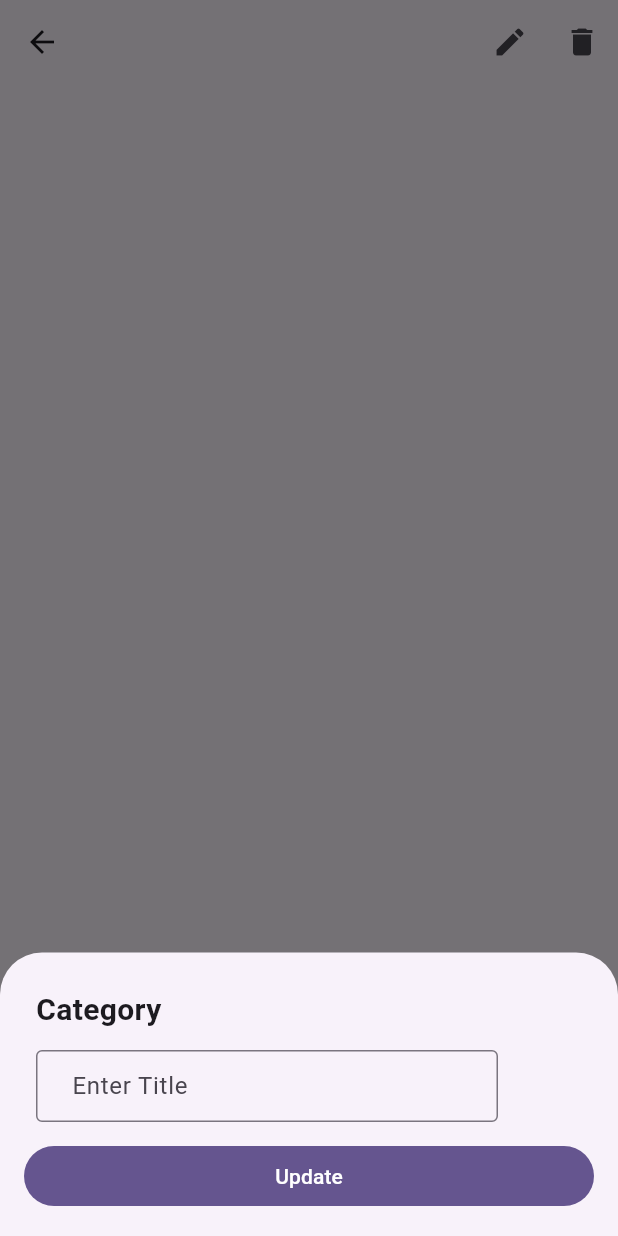
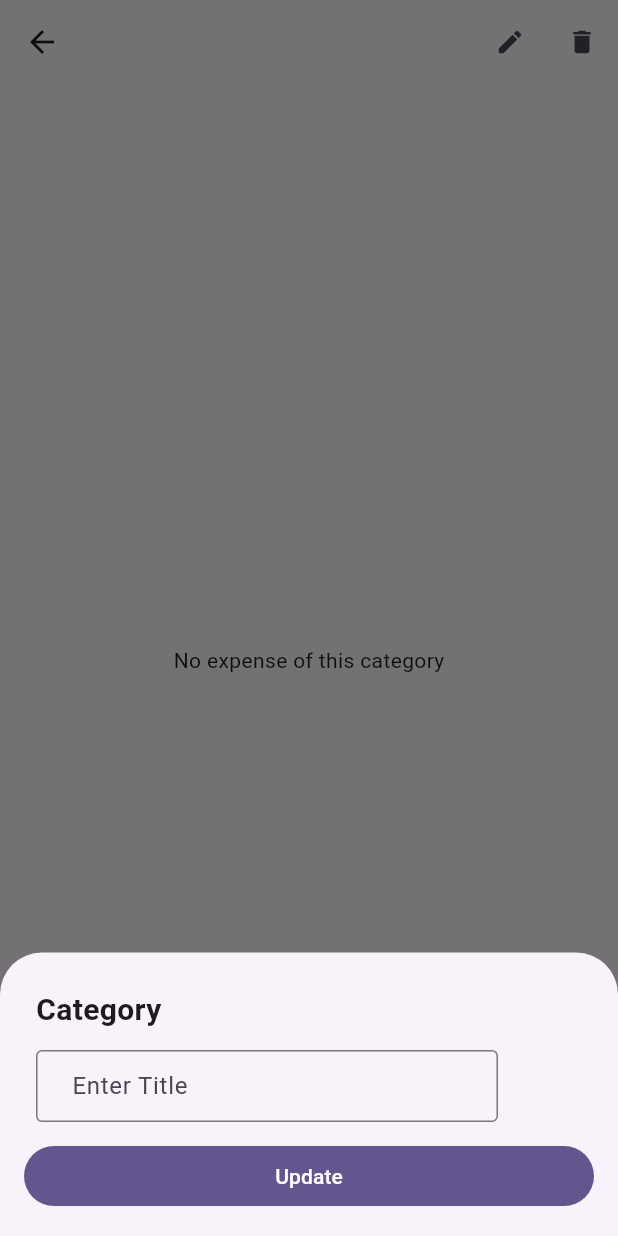
Before and after one commit to ddedida/fp-ppb-expense-tracker, a Flutter app: the CategoryDetailPage screen opened directly with empty values, after a tap on the "edit" icon, on a phone screen of 412 x 824 dp. Run offline on Flutter 3.47's test engine with Material 3 defaults, Android fonts, the phone set to English and light mode, and no system bars; our stand-ins replace dio, flutter_secure_storage, shared_preferences, sqflite; accounts and stored records are empty.

Commit message:
feat: add expense by category

```diff
--- a/lib/infrastructure/db/expenses.dart
+++ b/lib/infrastructure/db/expenses.dart
@@ -1,3 +1,5 @@
+import 'dart:convert';
+
 import 'package:sqflite/sqflite.dart';
 import '../../model/expenses.dart';
 
@@ -122,13 +124,13 @@ class ExpensesDatabases {
     return result.map((json) => Expense.fromJson(json)).toList();
   }
 
-  Future<List<Expense>> readAllExpensesByCategory(String category) async {
+  Future<List<Expense>> readAllExpensesByCategory(int typeId) async {
     final db = await instance.database;
 
     final result = await db.query(
       tableExpenses,
-      where: '${ExpenseFields.categoryId} = ?',
-      whereArgs: [category],
+      where: 'typeId = ?',
+      whereArgs: [typeId],
     );
 
     return result.map((json) => Expense.fromJson(json)).toList();
--- a/lib/pages/category_detail_page.dart
+++ b/lib/pages/category_detail_page.dart
@@ -1,8 +1,11 @@
 import 'package:flutter/material.dart';
+import 'package:intl/intl.dart';
 import 'package:fp_ppb_expense_tracker/constant.dart';
+import 'package:fp_ppb_expense_tracker/pages/category_add_page.dart';
+import 'package:fp_ppb_expense_tracker/infrastructure/db/expenses.dart';
+import 'package:fp_ppb_expense_tracker/infrastructure/db/categories.dart';
 import 'package:fp_ppb_expense_tracker/model/categories.dart';
-import 'package:fp_ppb_expense_tracker/pages/category_add_page.dart';
-import 'package:fp_ppb_expense_tracker/infrastructure/db/categories.dart';
+import 'package:fp_ppb_expense_tracker/model/expenses.dart';
 
 class CategoryDetailPage extends StatefulWidget {
   final Category? category;
@@ -16,12 +19,30 @@ class _CategoryDetailPageState extends State<CategoryDetailPage> {
 
   late String _title;
   late int _iconCodePoint;
+  late List<Expense> expensesCategory;
+  bool isLoading = false;
+
+  Future refreshListOfExpenses() async {
+    setState(() => isLoading = true);
+
+    expensesCategory = await ExpensesDatabases.instance.readAllExpensesByCategory(widget.category!.iconCodePoint);
+
+    setState(() => isLoading = false);
+  }
 
   @override
   void initState() {
     super.initState();
     _title = widget.category!.title;
     _iconCodePoint = widget.category!.iconCodePoint;
+    refreshListOfExpenses();
+  }
+
+  @override void dispose() {
+    ExpensesDatabases.instance.close();
+    CategoriesDatabases.instance.close();
+
+    super.dispose();
   }
 
   @override
@@ -33,10 +54,11 @@ class _CategoryDetailPageState extends State<CategoryDetailPage> {
           // mainAxisAlignment: MainAxisAlignment.center,
           children: [
             Icon(IconData(_iconCodePoint, fontFamily: 'MaterialIcons')),
+            // Text(_iconCodePoint.toString()), Buat Cek value iconCodePoint
             const SizedBox(width: 16),
             Text(_title,
               style: const TextStyle(
-                fontSize: 24.0,
+                fontSize: 20.0,
                 fontWeight: FontWeight.bold,
               ),
             ),
@@ -44,7 +66,7 @@ class _CategoryDetailPageState extends State<CategoryDetailPage> {
         ),
         actions: [
           IconButton(
-            icon: const Icon(Icons.edit, size: 24),
+            icon: const Icon(Icons.edit, size: 20),
             onPressed: () async {
               await showModalBottomSheet(
                   isScrollControlled: true,
@@ -68,7 +90,7 @@ class _CategoryDetailPageState extends State<CategoryDetailPage> {
             },
           ),
           IconButton(
-            icon: const Icon(Icons.delete, size: 24),
+            icon: const Icon(Icons.delete, size: 20),
             onPressed: () async {
               await CategoriesDatabases.instance.delete(widget.category!.id!);
               Navigator.of(context).pop();
@@ -77,6 +99,73 @@ class _CategoryDetailPageState extends State<CategoryDetailPage> {
         ],
         centerTitle: true,
       ),
+      body: Padding(
+        padding: const EdgeInsets.all(16.0),
+        child: Center(
+          child: isLoading
+              ? const CircularProgressIndicator()
+              : expensesCategory.isEmpty
+                  ? const Text('No expense of this category')
+                  : buildCard(),
+        ),
+      ),
     );
   }
+
+  Widget buildCard() => ListView.builder(
+    itemCount: expensesCategory.length,
+    itemBuilder: (context, index) {
+      final expense = expensesCategory[index];
+      final date = expense.date;
+      final formattedDate = DateFormat.yMMMd().format(date);
+      // final expensesByDate = expensesCategory.where((e) => e.date == date).toList();
+      return Column(
+        crossAxisAlignment: CrossAxisAlignment.start,
+        children: [
+          if (index == 0 || date != expensesCategory[index - 1].date)
+            Padding(
+              padding:
+              const EdgeInsets.symmetric(horizontal: 16, vertical: 8),
+              child: Text(
+                formattedDate,
+                style: const TextStyle(
+                  fontSize: 18,
+                  fontWeight: FontWeight.bold,
+                ),
+              ),
+            ),
+          ListTile(
+            subtitle: Text(expense.title ?? ""),
+            title: Text('\$${expense.amount.toStringAsFixed(2)}'),
+            trailing: Row(
+              mainAxisSize: MainAxisSize.min,
+              children: [
+                IconButton(
+                  icon: const Icon(Icons.edit),
+                  onPressed: () async {
+                    await Navigator.of(context).pushNamed(
+                      '/expense/add',
+                      arguments: expense,
+                    );
+
+                    refreshListOfExpenses();
+                  },
+                ),
+                IconButton(
+                  icon: const Icon(Icons.delete),
+                  onPressed: () async {
+                    await ExpensesDatabases.instance.delete(expense.id!);
+                    refreshListOfExpenses();
+                  },
+                ),
+              ],
+            ),
+          ),
+          if (index == expensesCategory.length - 1 ||
+              date != expensesCategory[index + 1].date)
+            const Divider(),
+        ],
+      );
+    },
+  );
 }
```
Also changed, not shown: 1 other file.
